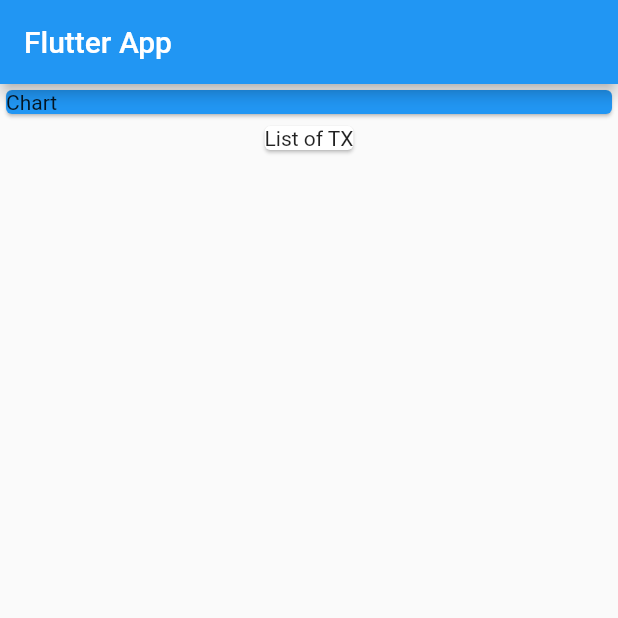
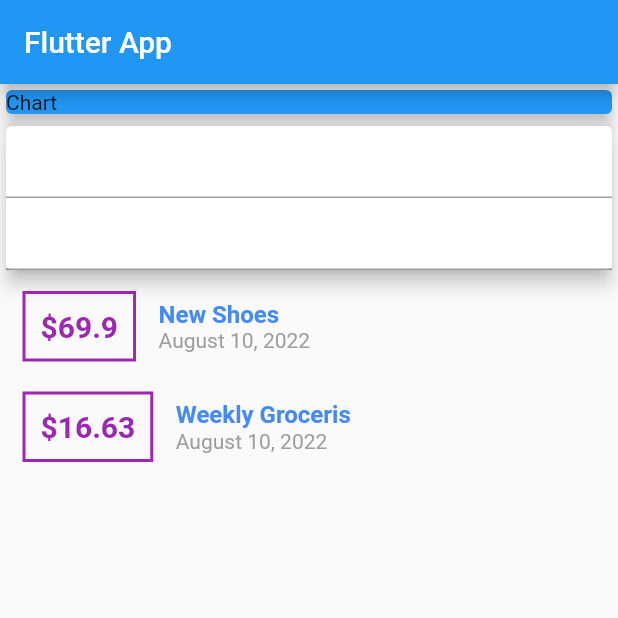
Before and after one commit to yasser2020/expense_planner, a Flutter app: the screen it shows after launch, on a phone screen of 412 x 824 dp, the top half of it. Run offline on Flutter 3.47's test engine with Material 2 defaults, Android fonts, the phone set to English and light mode, and no system bars.

Commit message:
add card to TextFiled

```diff
--- a/lib/main.dart
+++ b/lib/main.dart
@@ -1,4 +1,7 @@
 import 'package:flutter/material.dart';
+import 'package:intl/intl.dart';
+import './transaction.dart';
+import 'package:intl/intl_browser.dart';
 
 void main() {
   runApp(const MyApp());
@@ -15,30 +18,82 @@ class MyApp extends StatelessWidget {
   }
 }
 
-
 class MyHomePage extends StatelessWidget {
-  const MyHomePage({Key? key}) : super(key: key);
+  final List<Transaction> transactions = [
+    Transaction(
+        id: 't1', title: 'New Shoes', amount: 69.9, date: DateTime.now()),
+    Transaction(
+        id: 't2',
+        title: 'Weekly Groceris',
+        amount: 16.63,
+        date: DateTime.now()),
+  ];
 
   @override
   Widget build(BuildContext context) {
-    return  Scaffold(
+    return Scaffold(
       appBar: AppBar(title: Text('Flutter App')),
       body: Column(
+        // mainAxisAlignment: MainAxisAlignment.spaceAround,
+        crossAxisAlignment: CrossAxisAlignment.stretch,
         children: [
           Container(
             width: double.infinity,
-
             child: Card(
               child: Text("Chart"),
               color: Colors.blue,
+              elevation: 5,
             ),
           ),
           Card(
-              child: Text("List of TX"),
+            elevation: 5,
+            child: Column(
+              children: [
+                TextField(),
+                TextField()
+              ],
+            ),
+          ),
+          Column(
+            children: transactions.map((tx) {
+              return Row(
+                children: [
+                  Container(
+                    margin: EdgeInsets.symmetric(vertical: 10, horizontal: 15),
+                    decoration: BoxDecoration(
+                        border: Border.all(width: 2, color: Colors.purple)),
+                    padding: EdgeInsets.all(10),
+                    child: Text(
+                      '\$${tx.amount}',
+                      style: TextStyle(
+                        fontWeight: FontWeight.bold,
+                        fontSize: 20,
+                        color: Colors.purple,
+                      ),
+                    ),
+                  ),
+                  Column(
+                    crossAxisAlignment: CrossAxisAlignment.start,
+                    children: [
+                      Text(
+                        tx.title,
+                        style: TextStyle(
+                            fontWeight: FontWeight.bold,
+                            fontSize: 16,
+                            color: Colors.blueAccent),
+                      ),
+                      Text(DateFormat.yMMMMd().format(tx.date),style:TextStyle(
+
+                        color: Colors.grey,
+                      ))
+                    ],
+                  )
+                ],
+              );
+            }).toList(),
           )
         ],
       ),
-      )
-    ;
+    );
   }
 }
--- /dev/null
+++ b/lib/transaction.dart
@@ -0,0 +1,7 @@
+class Transaction{
+  String id;
+  String title;
+  double amount;
+  DateTime date;
+  Transaction({required this.id,required this.title,required this.amount,required this.date});
+}
--- a/pubspec.yaml
+++ b/pubspec.yaml
@@ -34,6 +34,7 @@ dependencies:
   # The following adds the Cupertino Icons font to your application.
   # Use with the CupertinoIcons class for iOS style icons.
   cupertino_icons: ^1.0.2
+  intl: ^0.17.0
 
 dev_dependencies:
   flutter_test:
```
Also changed, not shown: pubspec.lock. Lines whose indentation alone changed are shown as unchanged.
